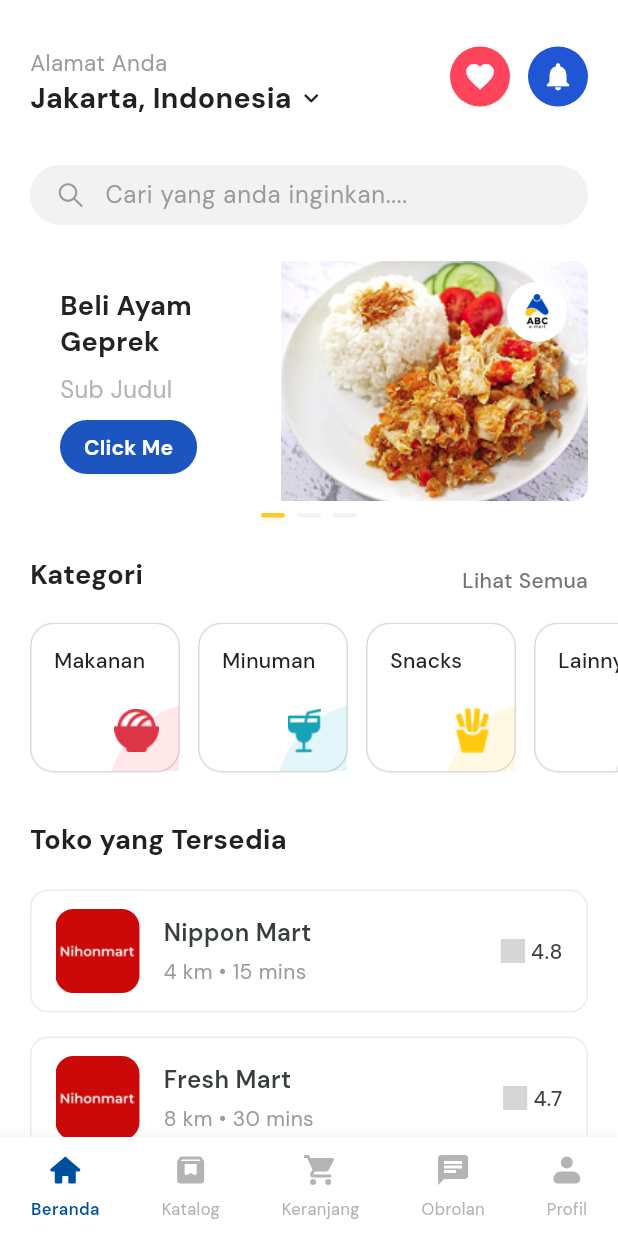
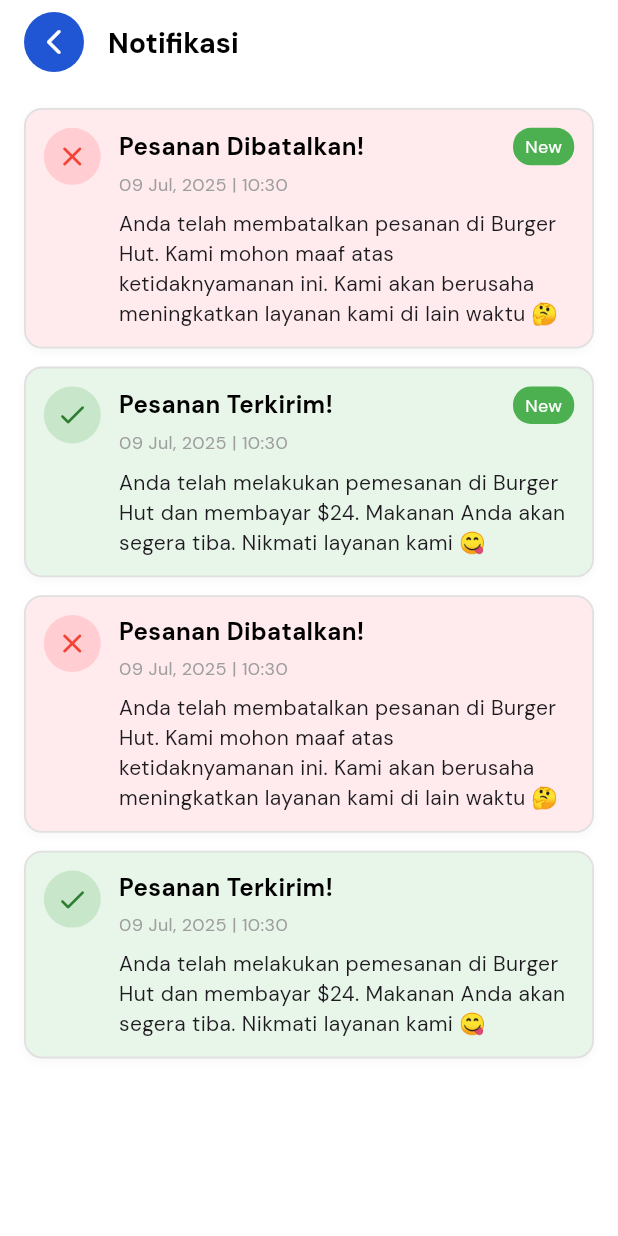
Before and after one commit to RayhanLauzzadani/abc-project, a Flutter app: the HomePage screen opened directly, after a tap on the "notifications" icon, on a phone screen of 412 x 824 dp. Run offline on Flutter 3.47's test engine with Material 3 defaults, Android fonts, the phone set to English and light mode, and no system bars; our stand-ins replace cloud_firestore, firebase_auth, firebase_core, flutter_svg, google_fonts, google_sign_in and 1 more; accounts and stored records are empty; grey boxes are pictures that could not be loaded.

Commit message:
feat: notification page

```diff
--- a/lib/buyer/features/home/home_page_buyer.dart
+++ b/lib/buyer/features/home/home_page_buyer.dart
@@ -9,6 +9,7 @@ import 'package:abc_e_mart/buyer/features/product/product_card.dart';
 import 'package:abc_e_mart/buyer/features/store/store_detail_page.dart';
 import 'package:abc_e_mart/buyer/features/favorite/favorite_page.dart';
 import 'package:abc_e_mart/buyer/data/dummy/dummy_data.dart';
+import 'package:abc_e_mart/buyer/features/notification/notification_page.dart';
 import '../profile/profile_page.dart';
 
 class HomePage extends StatefulWidget {
@@ -195,7 +196,11 @@ class _HomeMainContent extends StatelessWidget {
           child: IconButton(
             icon: const Icon(Icons.notifications, color: Colors.white),
             iconSize: 22,
-            onPressed: () {},
+            onPressed: () {
+              Navigator.of(context).push(
+                MaterialPageRoute(builder: (_) => const NotificationPage()),
+              );
+            },
             splashRadius: 24,
           ),
         ),
--- a/lib/buyer/features/notification/notification_page.dart
+++ b/lib/buyer/features/notification/notification_page.dart
@@ -0,0 +1,184 @@
+import 'package:flutter/material.dart';
+import 'package:google_fonts/google_fonts.dart';
+import 'package:intl/intl.dart';
+
+class NotificationPage extends StatelessWidget {
+  const NotificationPage({super.key});
+
+  @override
+  Widget build(BuildContext context) {
+    final List<Map<String, dynamic>> notifications = [
+      {
+        'title': 'Pesanan Dibatalkan!',
+        'message':
+            'Anda telah membatalkan pesanan di Burger Hut. Kami mohon maaf atas ketidaknyamanan ini. Kami akan berusaha meningkatkan layanan kami di lain waktu 🤔',
+        'timestamp': DateTime.now(),
+        'isRead': false,
+        'type': 'cancel',
+      },
+      {
+        'title': 'Pesanan Terkirim!',
+        'message':
+            'Anda telah melakukan pemesanan di Burger Hut dan membayar \$24. Makanan Anda akan segera tiba. Nikmati layanan kami 😋',
+        'timestamp': DateTime.now(),
+        'isRead': false,
+        'type': 'success',
+      },
+      {
+        'title': 'Pesanan Dibatalkan!',
+        'message':
+            'Anda telah membatalkan pesanan di Burger Hut. Kami mohon maaf atas ketidaknyamanan ini. Kami akan berusaha meningkatkan layanan kami di lain waktu 🤔',
+        'timestamp': DateTime.now(),
+        'isRead': true,
+        'type': 'cancel',
+      },
+      {
+        'title': 'Pesanan Terkirim!',
+        'message':
+            'Anda telah melakukan pemesanan di Burger Hut dan membayar \$24. Makanan Anda akan segera tiba. Nikmati layanan kami 😋',
+        'timestamp': DateTime.now(),
+        'isRead': true,
+        'type': 'success',
+      },
+    ];
+
+    return Scaffold(
+      appBar: AppBar(
+        automaticallyImplyLeading: false,
+        backgroundColor: Colors.white,
+        surfaceTintColor: Colors.white,
+        elevation: 0,
+        title: Text(
+          'Notifikasi',
+          style: GoogleFonts.dmSans(
+            fontWeight: FontWeight.w700,
+            fontSize: 19,
+            color: Colors.black,
+          ),
+        ),
+        leading: Padding(
+          padding: const EdgeInsets.only(left: 16),
+          child: GestureDetector(
+            onTap: () => Navigator.pop(context),
+            child: Container(
+              width: 40,
+              height: 40,
+              decoration: const BoxDecoration(
+                color: Color(0xFF2056D3),
+                shape: BoxShape.circle,
+              ),
+              child: const Icon(
+                Icons.arrow_back_ios_new_rounded,
+                color: Colors.white,
+                size: 20,
+              ),
+            ),
+          ),
+        ),
+      ),
+      body: ListView.separated(
+        padding: const EdgeInsets.all(16),
+        separatorBuilder: (_, __) => const SizedBox(height: 12),
+        itemCount: notifications.length,
+        itemBuilder: (context, index) {
+          final notif = notifications[index];
+          final isCancel = notif['type'] == 'cancel';
+
+          return Container(
+            decoration: BoxDecoration(
+              color: isCancel ? Colors.red.shade50 : Colors.green.shade50,
+              borderRadius: BorderRadius.circular(12),
+              border: Border.all(
+                color: Colors.grey.shade300,
+                width: 1.2,
+              ),
+              boxShadow: [
+                BoxShadow(
+                  color: Colors.black.withOpacity(0.03),
+                  blurRadius: 4,
+                  offset: const Offset(0, 2),
+                ),
+              ],
+            ),
+            padding: const EdgeInsets.all(12),
+            child: Row(
+              crossAxisAlignment: CrossAxisAlignment.start,
+              children: [
+                // Icon Circle
+                Container(
+                  decoration: BoxDecoration(
+                    shape: BoxShape.circle,
+                    color: isCancel ? Colors.red.shade100 : Colors.green.shade100,
+                  ),
+                  padding: const EdgeInsets.all(8),
+                  child: Icon(
+                    isCancel ? Icons.close_rounded : Icons.check_rounded,
+                    color: isCancel ? Colors.red : Colors.green.shade800,
+                    size: 22,
+                  ),
+                ),
+                const SizedBox(width: 12),
+
+                // Text content
+                Expanded(
+                  child: Column(
+                    crossAxisAlignment: CrossAxisAlignment.start,
+                    children: [
+                      // Title + New Badge
+                      Row(
+                        children: [
+                          Expanded(
+                            child: Text(
+                              notif['title'],
+                              style: GoogleFonts.dmSans(
+                                fontWeight: FontWeight.bold,
+                                fontSize: 16,
+                                color: Colors.black,
+                              ),
+                            ),
+                          ),
+                          if (notif['isRead'] == false)
+                            Container(
+                              padding: const EdgeInsets.symmetric(horizontal: 8, vertical: 4),
+                              decoration: BoxDecoration(
+                                color: Colors.green,
+                                borderRadius: BorderRadius.circular(12),
+                              ),
+                              child: const Text(
+                                'New',
+                                style: TextStyle(
+                                  color: Colors.white,
+                                  fontSize: 12,
+                                ),
+                              ),
+                            )
+                        ],
+                      ),
+                      const SizedBox(height: 4),
+
+                      // Date
+                      Text(
+                        DateFormat('dd MMM, yyyy | HH:mm').format(notif['timestamp']),
+                        style: const TextStyle(
+                          color: Colors.grey,
+                          fontSize: 12,
+                        ),
+                      ),
+                      const SizedBox(height: 8),
+
+                      // Message
+                      Text(
+                        notif['message'],
+                        style: const TextStyle(fontSize: 14),
+                      ),
+                    ],
+                  ),
+                ),
+              ],
+            ),
+          );
+        },
+      ),
+    );
+  }
+}
--- a/pubspec.yaml
+++ b/pubspec.yaml
@@ -45,6 +45,7 @@ dependencies:
   google_sign_in: ^6.1.0
   flutter_svg: ^2.2.0
   http: ^1.2.0
+  intl: ^0.20.2
 
 dev_dependencies:
   flutter_test:
@@ -70,7 +71,7 @@ flutter:
   assets:
     - assets/images/
     - assets/icons/
-    - assets/icons/registration
+    - assets/icons/registration/
     - assets/lottie/
 
   # To add assets to your application, add an assets section, like this:
```
Also changed, not shown: lib/buyer/data/models/notification/notification_item.dart (added, +41 -0 lines), lib/buyer/data/services/otp_service.dart (deleted, +0 -27 lines), lib/buyer/features/favorite/favorite_page.dart (+40 -34 lines), lib/buyer/features/product/product_detail_page.dart (+40 -39 lines), lib/buyer/features/store/store_detail_page.dart (+25 -20 lines), lib/main.dart (+4 -4 lines), pubspec.lock.
